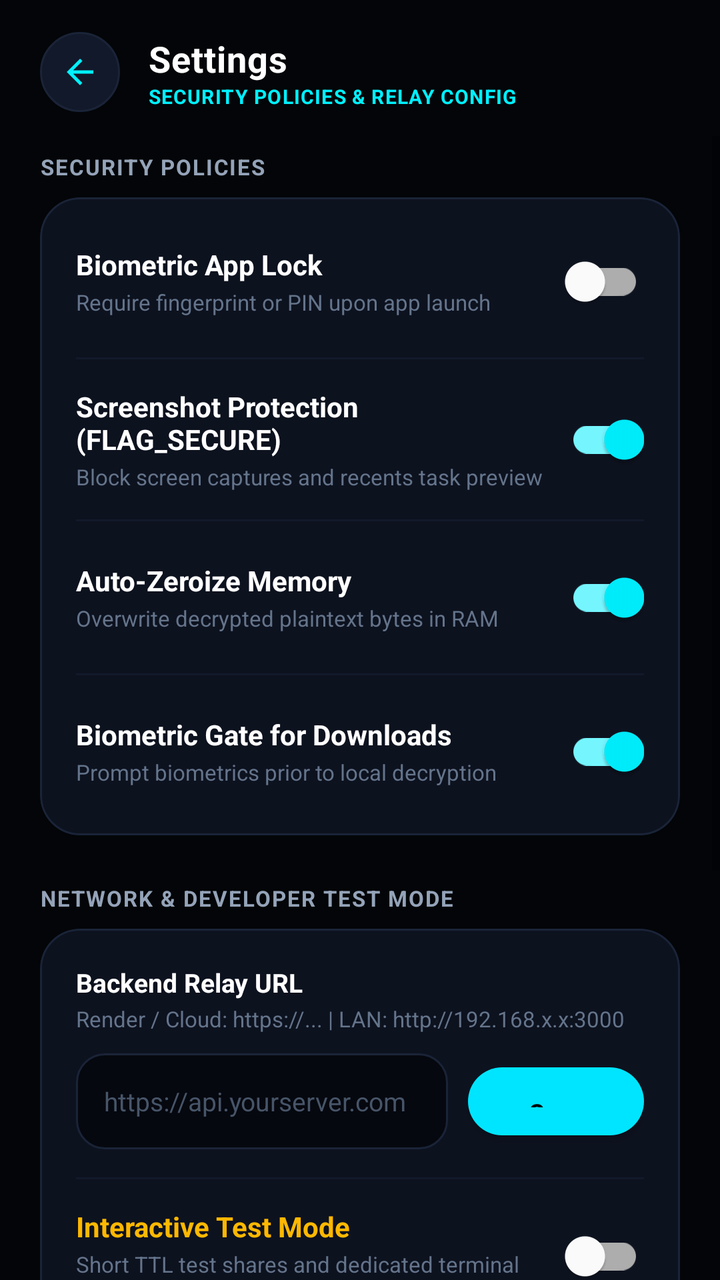
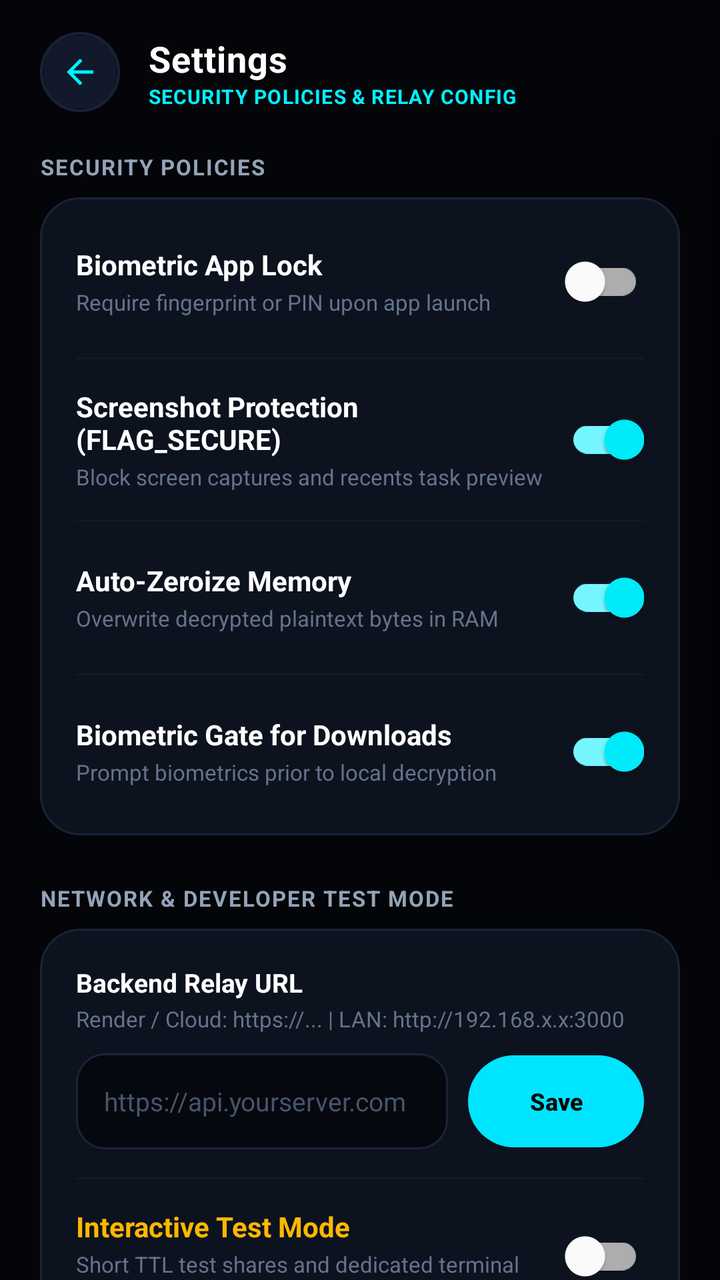

Before-and-after screenshots of an Android layout around one commit, followed by the original layout XML and the change that was made.
<!-- AndroidManifest.xml: application theme Theme.SecureDrop -->
<!-- res/layout/activity_settings.xml -->
<?xml version="1.0" encoding="utf-8"?>
<LinearLayout xmlns:android="http://schemas.android.com/apk/res/android"
    xmlns:app="http://schemas.android.com/apk/res-auto"
    android:layout_width="match_parent"
    android:layout_height="match_parent"
    android:background="@color/bg_dark"
    android:orientation="vertical">

    
    <LinearLayout
        android:layout_width="match_parent"
        android:layout_height="wrap_content"
        android:gravity="center_vertical"
        android:orientation="horizontal"
        android:paddingStart="20dp"
        android:paddingTop="16dp"
        android:paddingEnd="20dp"
        android:paddingBottom="12dp">

        <ImageView
            android:id="@+id/btnBack"
            android:layout_width="40dp"
            android:layout_height="40dp"
            android:background="@drawable/bg_circle_icon_button"
            android:contentDescription="Navigate Back"
            android:padding="10dp"
            android:src="@drawable/ic_arrow_back"
            app:tint="@color/brand_accent" />

        <LinearLayout
            android:layout_width="0dp"
            android:layout_height="wrap_content"
            android:layout_marginStart="14dp"
            android:layout_weight="1"
            android:orientation="vertical">

            <TextView
                android:layout_width="wrap_content"
                android:layout_height="wrap_content"
                android:letterSpacing="0.02"
                android:text="Settings"
                android:textColor="@color/text_primary"
                android:textSize="18sp"
                android:textStyle="bold" />

            <TextView
                android:layout_width="wrap_content"
                android:layout_height="wrap_content"
                android:letterSpacing="0.04"
                android:text="SECURITY POLICIES &amp; RELAY CONFIG"
                android:textColor="@color/brand_accent"
                android:textSize="10sp"
                android:textStyle="bold" />
        </LinearLayout>
    </LinearLayout>

    <ScrollView
        android:layout_width="match_parent"
        android:layout_height="0dp"
        android:layout_weight="1"
        android:fillViewport="true"
        android:overScrollMode="never">

        <LinearLayout
            android:layout_width="match_parent"
            android:layout_height="wrap_content"
            android:orientation="vertical"
            android:paddingStart="20dp"
            android:paddingTop="8dp"
            android:paddingEnd="20dp"
            android:paddingBottom="32dp">

            
            <TextView
                android:layout_width="wrap_content"
                android:layout_height="wrap_content"
                android:letterSpacing="0.06"
                android:text="SECURITY POLICIES"
                android:textColor="@color/text_secondary"
                android:textSize="11sp"
                android:textStyle="bold" />

            <com.google.android.material.card.MaterialCardView
                android:layout_width="match_parent"
                android:layout_height="wrap_content"
                android:layout_marginTop="8dp"
                app:cardBackgroundColor="@color/bg_surface_card"
                app:cardCornerRadius="20dp"
                app:cardElevation="0dp"
                app:strokeColor="@color/border_subtle"
                app:strokeWidth="1dp">

                <LinearLayout
                    android:layout_width="match_parent"
                    android:layout_height="wrap_content"
                    android:orientation="vertical"
                    android:padding="18dp">

                    
                    <LinearLayout
                        android:layout_width="match_parent"
                        android:layout_height="wrap_content"
                        android:gravity="center_vertical"
                        android:orientation="horizontal">

                        <LinearLayout
                            android:layout_width="0dp"
                            android:layout_height="wrap_content"
                            android:layout_weight="1"
                            android:orientation="vertical">

                            <TextView
                                android:layout_width="wrap_content"
                                android:layout_height="wrap_content"
                                android:text="Biometric App Lock"
                                android:textColor="@color/text_primary"
                                android:textSize="14sp"
                                android:textStyle="bold" />

                            <TextView
                                android:layout_width="wrap_content"
                                android:layout_height="wrap_content"
                                android:layout_marginTop="2dp"
                                android:text="Require fingerprint or PIN upon app launch"
                                android:textColor="@color/text_muted"
                                android:textSize="11sp" />
                        </LinearLayout>

                        <com.google.android.material.switchmaterial.SwitchMaterial
                            android:id="@+id/switchBiometricLock"
                            android:layout_width="wrap_content"
                            android:layout_height="wrap_content" />
                    </LinearLayout>

                    <View
                        android:layout_width="match_parent"
                        android:layout_height="1dp"
                        android:layout_marginTop="14dp"
                        android:layout_marginBottom="14dp"
                        android:background="@color/divider_line" />

                    
                    <LinearLayout
                        android:layout_width="match_parent"
                        android:layout_height="wrap_content"
                        android:gravity="center_vertical"
                        android:orientation="horizontal">

                        <LinearLayout
                            android:layout_width="0dp"
                            android:layout_height="wrap_content"
                            android:layout_weight="1"
                            android:orientation="vertical">

                            <TextView
                                android:layout_width="wrap_content"
                                android:layout_height="wrap_content"
                                android:text="Screenshot Protection (FLAG_SECURE)"
                                android:textColor="@color/text_primary"
                                android:textSize="14sp"
                                android:textStyle="bold" />

                            <TextView
                                android:layout_width="wrap_content"
                                android:layout_height="wrap_content"
                                android:layout_marginTop="2dp"
                                android:text="Block screen captures and recents task preview"
                                android:textColor="@color/text_muted"
                                android:textSize="11sp" />
                        </LinearLayout>

                        <com.google.android.material.switchmaterial.SwitchMaterial
                            android:id="@+id/switchScreenshotProtection"
                            android:layout_width="wrap_content"
                            android:layout_height="wrap_content"
                            android:checked="true" />
                    </LinearLayout>

                    <View
                        android:layout_width="match_parent"
                        android:layout_height="1dp"
                        android:layout_marginTop="14dp"
                        android:layout_marginBottom="14dp"
                        android:background="@color/divider_line" />

                    
                    <LinearLayout
                        android:layout_width="match_parent"
                        android:layout_height="wrap_content"
                        android:gravity="center_vertical"
                        android:orientation="horizontal">

                        <LinearLayout
                            android:layout_width="0dp"
                            android:layout_height="wrap_content"
                            android:layout_weight="1"
                            android:orientation="vertical">

                            <TextView
                                android:layout_width="wrap_content"
                                android:layout_height="wrap_content"
                                android:text="Auto-Zeroize Memory"
                                android:textColor="@color/text_primary"
                                android:textSize="14sp"
                                android:textStyle="bold" />

                            <TextView
                                android:layout_width="wrap_content"
                                android:layout_height="wrap_content"
                                android:layout_marginTop="2dp"
                                android:text="Overwrite decrypted plaintext bytes in RAM"
                                android:textColor="@color/text_muted"
                                android:textSize="11sp" />
                        </LinearLayout>

                        <com.google.android.material.switchmaterial.SwitchMaterial
                            android:id="@+id/switchAutoDelete"
                            android:layout_width="wrap_content"
                            android:layout_height="wrap_content"
                            android:checked="true" />
                    </LinearLayout>

                    <View
                        android:layout_width="match_parent"
                        android:layout_height="1dp"
                        android:layout_marginTop="14dp"
                        android:layout_marginBottom="14dp"
                        android:background="@color/divider_line" />

                    
                    <LinearLayout
                        android:layout_width="match_parent"
                        android:layout_height="wrap_content"
                        android:gravity="center_vertical"
                        android:orientation="horizontal">

                        <LinearLayout
                            android:layout_width="0dp"
                            android:layout_height="wrap_content"
                            android:layout_weight="1"
                            android:orientation="vertical">

                            <TextView
                                android:layout_width="wrap_content"
                                android:layout_height="wrap_content"
                                android:text="Biometric Gate for Downloads"
                                android:textColor="@color/text_primary"
                                android:textSize="14sp"
                                android:textStyle="bold" />

                            <TextView
                                android:layout_width="wrap_content"
                                android:layout_height="wrap_content"
                                android:layout_marginTop="2dp"
                                android:text="Prompt biometrics prior to local decryption"
                                android:textColor="@color/text_muted"
                                android:textSize="11sp" />
                        </LinearLayout>

                        <com.google.android.material.switchmaterial.SwitchMaterial
                            android:id="@+id/switchRequireAuthDownload"
                            android:layout_width="wrap_content"
                            android:layout_height="wrap_content"
                            android:checked="true" />
                    </LinearLayout>
                </LinearLayout>
            </com.google.android.material.card.MaterialCardView>

            
            <TextView
                android:layout_width="wrap_content"
                android:layout_height="wrap_content"
                android:layout_marginTop="24dp"
                android:letterSpacing="0.06"
                android:text="NETWORK &amp; DEVELOPER TEST MODE"
                android:textColor="@color/text_secondary"
                android:textSize="11sp"
                android:textStyle="bold" />

            <com.google.android.material.card.MaterialCardView
                android:layout_width="match_parent"
                android:layout_height="wrap_content"
                android:layout_marginTop="8dp"
                app:cardBackgroundColor="@color/bg_surface_card"
                app:cardCornerRadius="20dp"
                app:cardElevation="0dp"
                app:strokeColor="@color/border_subtle"
                app:strokeWidth="1dp">

                <LinearLayout
                    android:layout_width="match_parent"
                    android:layout_height="wrap_content"
                    android:orientation="vertical"
                    android:padding="18dp">

                    <TextView
                        android:layout_width="wrap_content"
                        android:layout_height="wrap_content"
                        android:text="Backend Relay URL"
                        android:textColor="@color/text_primary"
                        android:textSize="13sp"
                        android:textStyle="bold" />

                    <TextView
                        android:layout_width="wrap_content"
                        android:layout_height="wrap_content"
                        android:layout_marginTop="2dp"
                        android:text="Render / Cloud: https://... | LAN: http://192.168.x.x:3000"
                        android:textColor="@color/text_muted"
                        android:textSize="11sp" />

                    <LinearLayout
                        android:layout_width="match_parent"
                        android:layout_height="wrap_content"
                        android:layout_marginTop="10dp"
                        android:gravity="center_vertical"
                        android:orientation="horizontal">

                        <EditText
                            android:id="@+id/etServerUrlSettings"
                            android:layout_width="0dp"
                            android:layout_height="48dp"
                            android:layout_weight="1"
                            android:background="@drawable/bg_input_field"
                            android:hint="https://api.yourserver.com"
                            android:inputType="textUri"
                            android:paddingStart="14dp"
                            android:paddingEnd="14dp"
                            android:textColor="@color/text_primary"
                            android:textColorHint="@color/text_hint"
                            android:textSize="13sp" />

                        <com.google.android.material.button.MaterialButton
                            android:id="@+id/btnSaveServerUrl"
                            style="@style/SecureDropButton"
                            android:layout_width="wrap_content"
                            android:layout_height="46dp"
                            android:layout_marginStart="10dp"
                            android:paddingStart="16dp"
                            android:paddingEnd="16dp"
                            android:text="Save"
                            android:textSize="12sp"
                            app:cornerRadius="23dp" />
                    </LinearLayout>

                    <View
                        android:layout_width="match_parent"
                        android:layout_height="1dp"
                        android:layout_marginTop="14dp"
                        android:layout_marginBottom="14dp"
                        android:background="@color/divider_line" />

                    
                    <LinearLayout
                        android:layout_width="match_parent"
                        android:layout_height="wrap_content"
                        android:gravity="center_vertical"
                        android:orientation="horizontal">

                        <LinearLayout
                            android:layout_width="0dp"
                            android:layout_height="wrap_content"
                            android:layout_weight="1"
                            android:orientation="vertical">

                            <TextView
                                android:layout_width="wrap_content"
                                android:layout_height="wrap_content"
                                android:text="Interactive Test Mode"
                                android:textColor="@color/security_amber"
                                android:textSize="14sp"
                                android:textStyle="bold" />

                            <TextView
                                android:layout_width="wrap_content"
                                android:layout_height="wrap_content"
                                android:layout_marginTop="2dp"
                                android:text="Short TTL test shares and dedicated terminal verification runner"
                                android:textColor="@color/text_muted"
                                android:textSize="11sp" />
                        </LinearLayout>

                        <com.google.android.material.switchmaterial.SwitchMaterial
                            android:id="@+id/switchTestMode"
                            android:layout_width="wrap_content"
                            android:layout_height="wrap_content" />
                    </LinearLayout>
                </LinearLayout>
            </com.google.android.material.card.MaterialCardView>

            
            <TextView
                android:layout_width="wrap_content"
                android:layout_height="wrap_content"
                android:layout_marginTop="24dp"
                android:letterSpacing="0.06"
                android:text="ABOUT SECUREDROP"
                android:textColor="@color/text_secondary"
                android:textSize="11sp"
                android:textStyle="bold" />

            <com.google.android.material.card.MaterialCardView
                android:layout_width="match_parent"
                android:layout_height="wrap_content"
                android:layout_marginTop="8dp"
                app:cardBackgroundColor="@color/bg_surface_card"
                app:cardCornerRadius="20dp"
                app:cardElevation="0dp"
                app:strokeColor="@color/border_subtle"
                app:strokeWidth="1dp">

                <LinearLayout
                    android:layout_width="match_parent"
                    android:layout_height="wrap_content"
                    android:orientation="vertical"
                    android:padding="18dp">

                    <TextView
                        android:layout_width="wrap_content"
                        android:layout_height="wrap_content"
                        android:text="SecureDrop v1.0.0"
                        android:textColor="@color/text_primary"
                        android:textSize="14sp"
                        android:textStyle="bold" />

                    <TextView
                        android:layout_width="wrap_content"
                        android:layout_height="wrap_content"
                        android:layout_marginTop="4dp"
                        android:lineSpacingExtra="3dp"
                        android:text="Private files. Controlled access.\nEngineered for zero-knowledge cybersecurity architecture and hardware-backed cryptographic demonstrations."
                        android:textColor="@color/text_muted"
                        android:textSize="12sp" />
                </LinearLayout>
            </com.google.android.material.card.MaterialCardView>

            
            <com.google.android.material.button.MaterialButton
                android:id="@+id/btnLogout"
                style="@style/SecureDropButton.Danger"
                android:layout_width="match_parent"
                android:layout_height="wrap_content"
                android:layout_marginTop="24dp"
                android:text="Log Out of Vault"
                app:cornerRadius="24dp" />
        </LinearLayout>
    </ScrollView>
</LinearLayout>
<!-- resources referenced by this layout -->
<resources>
  <color name="bg_dark">#030508</color>
  <color name="bg_surface_card">#0D121F</color>
  <color name="border_subtle">#1A2438</color>
  <color name="brand_accent">#00F0FF</color>
  <color name="divider_line">#121929</color>
  <color name="security_amber">#FFB800</color>
  <color name="text_hint">#475569</color>
  <color name="text_muted">#64748B</color>
  <color name="text_primary">#FFFFFF</color>
  <color name="text_secondary">#94A3B8</color>
  <style name="SecureDropButton" parent="Widget.MaterialComponents.Button">
          <item name="cornerRadius">24dp</item>
          <item name="android:textAllCaps">false</item>
          <item name="android:textStyle">bold</item>
          <item name="android:paddingTop">14dp</item>
          <item name="android:paddingBottom">14dp</item>
          <item name="backgroundTint">@color/brand_primary</item>
          <item name="android:textColor">@color/black</item>
          <item name="android:letterSpacing">0.03</item>
      </style>
  <style name="SecureDropButton.Danger" parent="Widget.MaterialComponents.Button">
          <item name="cornerRadius">24dp</item>
          <item name="android:textAllCaps">false</item>
          <item name="android:textStyle">bold</item>
          <item name="android:paddingTop">14dp</item>
          <item name="android:paddingBottom">14dp</item>
          <item name="backgroundTint">@color/security_red</item>
          <item name="android:textColor">@color/white</item>
      </style>
  <style name="Theme.SecureDrop" parent="Theme.MaterialComponents.DayNight.NoActionBar">
          
          <item name="colorPrimary">@color/brand_primary</item>
          <item name="colorPrimaryVariant">@color/brand_primary_variant</item>
          <item name="colorOnPrimary">@color/black</item>
          
          <item name="colorSecondary">@color/brand_accent</item>
          <item name="colorSecondaryVariant">@color/brand_accent</item>
          <item name="colorOnSecondary">@color/black</item>
          
          <item name="android:statusBarColor">@color/bg_dark</item>
          <item name="android:navigationBarColor">@color/bg_dark</item>
          <item name="android:windowBackground">@color/bg_dark</item>
          <item name="android:windowLightStatusBar">false</item>
      </style>
  <color name="brand_accent_glow">#4000F0FF</color>
  <color name="bg_surface_elevated">#12192A</color>
  <color name="bg_input">#06080F</color>
  <color name="brand_primary">#00E5FF</color>
  <color name="black">#000000</color>
  <color name="security_red">#FF2A55</color>
  <color name="white">#FFFFFF</color>
  <color name="brand_primary_variant">#00B0FF</color>
  <!-- unchanged entries left out for length: 3 -->
</resources>

<!-- the commit's change to res/layout/activity_settings.xml (unified diff, before → after) -->
@@ -4,6 +4,7 @@
     android:layout_width="match_parent"
     android:layout_height="match_parent"
     android:background="@color/bg_dark"
+    android:fitsSystemWindows="true"
     android:orientation="vertical">
 
     
<!-- resource entries referenced after the edit -->
@@ -11,23 +11,48 @@
   <color name="text_primary">#FFFFFF</color>
   <color name="text_secondary">#94A3B8</color>
   <style name="SecureDropButton" parent="Widget.MaterialComponents.Button">
+          <item name="android:insetTop">0dp</item>
+          <item name="android:insetBottom">0dp</item>
+          <item name="android:insetLeft">0dp</item>
+          <item name="android:insetRight">0dp</item>
+          <item name="android:minHeight">48dp</item>
           <item name="cornerRadius">24dp</item>
           <item name="android:textAllCaps">false</item>
           <item name="android:textStyle">bold</item>
-          <item name="android:paddingTop">14dp</item>
-          <item name="android:paddingBottom">14dp</item>
+          <item name="android:paddingTop">12dp</item>
+          <item name="android:paddingBottom">12dp</item>
+          <item name="android:paddingStart">16dp</item>
+          <item name="android:paddingEnd">16dp</item>
           <item name="backgroundTint">@color/brand_primary</item>
           <item name="android:textColor">@color/black</item>
-          <item name="android:letterSpacing">0.03</item>
+          <item name="android:letterSpacing">0.01</item>
+          <item name="iconGravity">textStart</item>
+          <item name="iconPadding">8dp</item>
+          <item name="rippleColor">#33000000</item>
+          <item name="android:singleLine">true</item>
+          <item name="android:ellipsize">end</item>
       </style>
   <style name="SecureDropButton.Danger" parent="Widget.MaterialComponents.Button">
+          <item name="android:insetTop">0dp</item>
+          <item name="android:insetBottom">0dp</item>
+          <item name="android:insetLeft">0dp</item>
+          <item name="android:insetRight">0dp</item>
+          <item name="android:minHeight">48dp</item>
           <item name="cornerRadius">24dp</item>
           <item name="android:textAllCaps">false</item>
           <item name="android:textStyle">bold</item>
-          <item name="android:paddingTop">14dp</item>
-          <item name="android:paddingBottom">14dp</item>
+          <item name="android:paddingTop">12dp</item>
+          <item name="android:paddingBottom">12dp</item>
+          <item name="android:paddingStart">16dp</item>
+          <item name="android:paddingEnd">16dp</item>
           <item name="backgroundTint">@color/security_red</item>
           <item name="android:textColor">@color/white</item>
+          <item name="android:letterSpacing">0.01</item>
+          <item name="iconGravity">textStart</item>
+          <item name="iconPadding">8dp</item>
+          <item name="rippleColor">#40FFFFFF</item>
+          <item name="android:singleLine">true</item>
+          <item name="android:ellipsize">end</item>
       </style>
   <style name="Theme.SecureDrop" parent="Theme.MaterialComponents.DayNight.NoActionBar">
           
@@ -43,6 +68,7 @@
           <item name="android:navigationBarColor">@color/bg_dark</item>
           <item name="android:windowBackground">@color/bg_dark</item>
           <item name="android:windowLightStatusBar">false</item>
+          <item name="android:fitsSystemWindows">true</item>
       </style>
   <color name="brand_accent_glow">#4000F0FF</color>
   <color name="bg_surface_elevated">#12192A</color>
